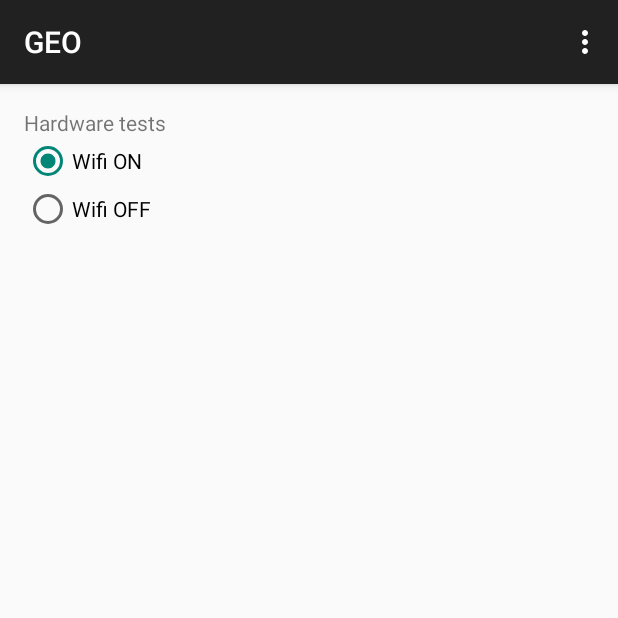
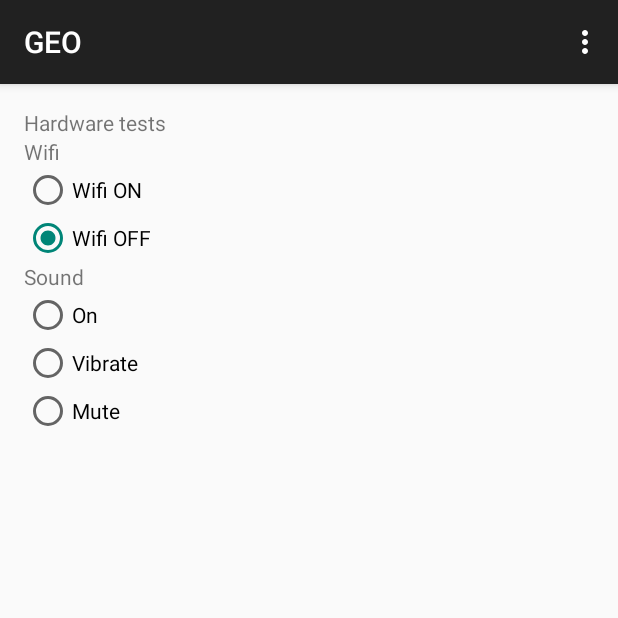
Before and after one commit to ofrendo/MobileAndroid, an Android app: the screen it shows after launch (MainActivity), on a phone screen of 412 x 824 dp, the top half of it. Run offline under Robolectric (Android 15) with nearby library versions, the phone set to English and light mode, and no system bars; 2 statements that could not run were skipped.

```diff
--- a/app/src/main/AndroidManifest.xml
+++ b/app/src/main/AndroidManifest.xml
@@ -4,6 +4,7 @@
 
     <uses-permission android:name="android.permission.ACCESS_WIFI_STATE"></uses-permission>
     <uses-permission android:name="android.permission.CHANGE_WIFI_STATE"></uses-permission>
+    <uses-permission android:name="android.permission.MODIFY_AUDIO_SETTINGS"></uses-permission>
 
     <application
         android:allowBackup="true"
--- a/app/src/main/java/org/dhbw/geo/MainActivity.java
+++ b/app/src/main/java/org/dhbw/geo/MainActivity.java
@@ -26,13 +26,15 @@ public class MainActivity extends ActionBarActivity {
         db.logDB();
 
         // Set correct radio button for wifi status
-        boolean wifiStatus = HardwareController.getInstance().isWifiEnabled(this);
+        boolean wifiStatus = HardwareController.getInstance().isWifiEnabled();
         RadioButton startButton = (wifiStatus == true) ?
                 (RadioButton) this.findViewById(R.id.radioButtonWifiEnable) :
                 (RadioButton) this.findViewById(R.id.radioButtonWifiDisable);
         startButton.setChecked(true);
 
         Log.i(TAG, "Start wifi status is: " + wifiStatus);
+
+        //
 
     }
 
@@ -59,10 +61,10 @@ public class MainActivity extends ActionBarActivity {
     }
 
     public void onWifiEnable(View view) {
-        HardwareController.getInstance().setWifi(true, view.getContext());
+        HardwareController.getInstance().setWifi(true);
     }
 
     public void onWifiDisable(View view) {
-        hardwareController.getInstance().setWifi(false, view.getContext());
+        hardwareController.getInstance().setWifi(false);
     }
 }
--- a/app/src/main/res/layout/activity_main.xml
+++ b/app/src/main/res/layout/activity_main.xml
@@ -22,6 +22,13 @@
             android:layout_gravity="center"
             android:id="@+id/radioGroupWifi">
 
+            <TextView
+                android:layout_width="wrap_content"
+                android:layout_height="wrap_content"
+                android:textAppearance="?android:attr/textAppearanceSmall"
+                android:text="Wifi"
+                android:id="@+id/textViewWifiHeader" />
+
             <RadioButton
                 android:layout_width="wrap_content"
                 android:layout_height="wrap_content"
@@ -40,6 +47,41 @@
                 android:onClick="onWifiDisable" />
 
         </RadioGroup>
+
+        <RadioGroup
+            android:layout_width="wrap_content"
+            android:layout_height="wrap_content"
+            android:id="@+id/radioGroupSound">
+
+            <TextView
+                android:layout_width="wrap_content"
+                android:layout_height="wrap_content"
+                android:textAppearance="?android:attr/textAppearanceSmall"
+                android:text="Sound"
+                android:id="@+id/textViewSoundHeader" />
+
+            <RadioButton
+                android:layout_width="wrap_content"
+                android:layout_height="wrap_content"
+                android:text="On"
+                android:id="@+id/radioButtonSoundOn"
+                android:checked="false" />
+
+            <RadioButton
+                android:layout_width="wrap_content"
+                android:layout_height="wrap_content"
+                android:text="Vibrate"
+                android:id="@+id/radioButtonSoundVibrate"
+                android:checked="false" />
+
+            <RadioButton
+                android:layout_width="wrap_content"
+                android:layout_height="wrap_content"
+                android:text="Mute"
+                android:id="@+id/radioButtonSoundMute"
+                android:checked="false" />
+        </RadioGroup>
+
     </LinearLayout>
 
 </RelativeLayout>
```
Also changed, not shown: app/src/main/java/org/dhbw/geo/hardware/HardwareController.java (+16 -2 lines), 1 other file.
